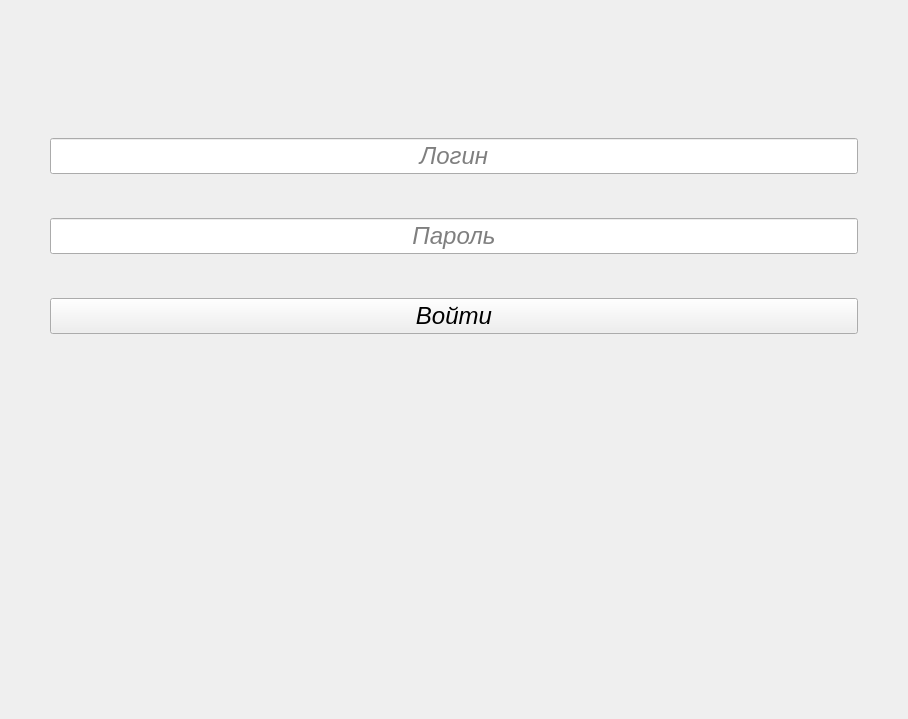
First picture: the form in ui_files/login_form.ui, repository Yudin-num2/EVP_QT6, before the edit.
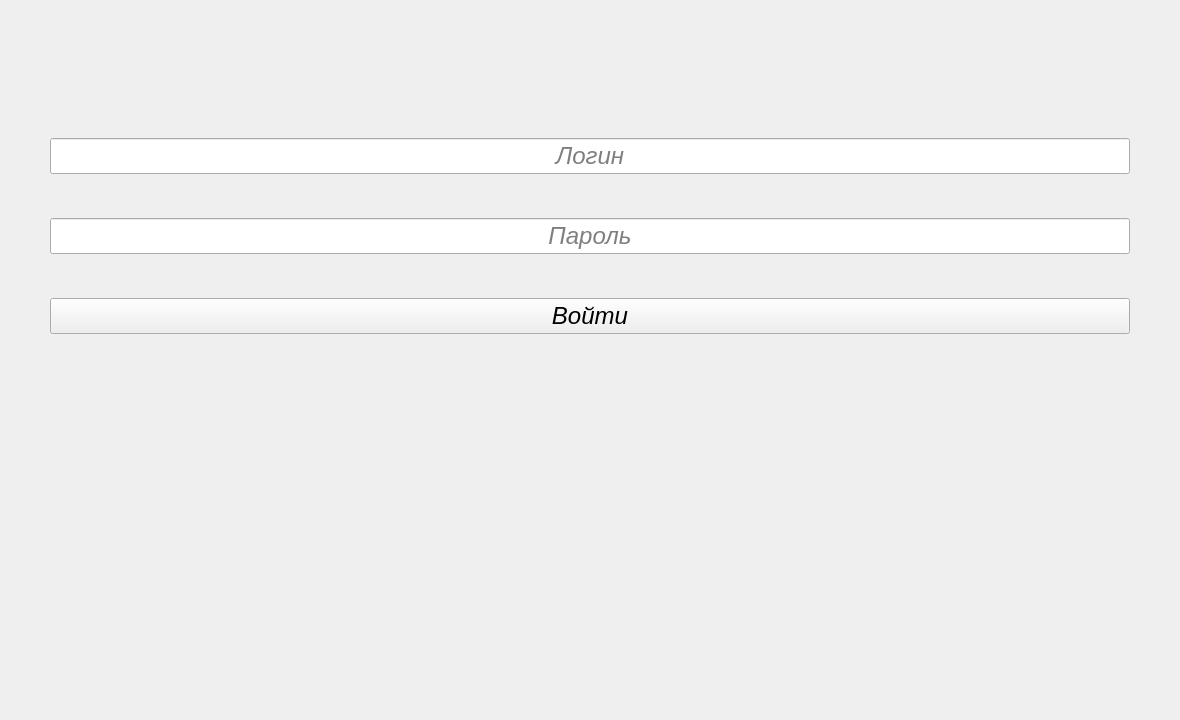
Second picture: the form after the edit. Icons and pictures are not drawn.

```diff
--- a/ui_files/login_form.ui
+++ b/ui_files/login_form.ui
@@ -6,8 +6,8 @@
    <rect>
     <x>0</x>
     <y>0</y>
-    <width>908</width>
-    <height>719</height>
+    <width>1180</width>
+    <height>720</height>
    </rect>
   </property>
   <property name="sizePolicy">
```
Left out of the diff: 3 changed lines with no effect on the pictures.
